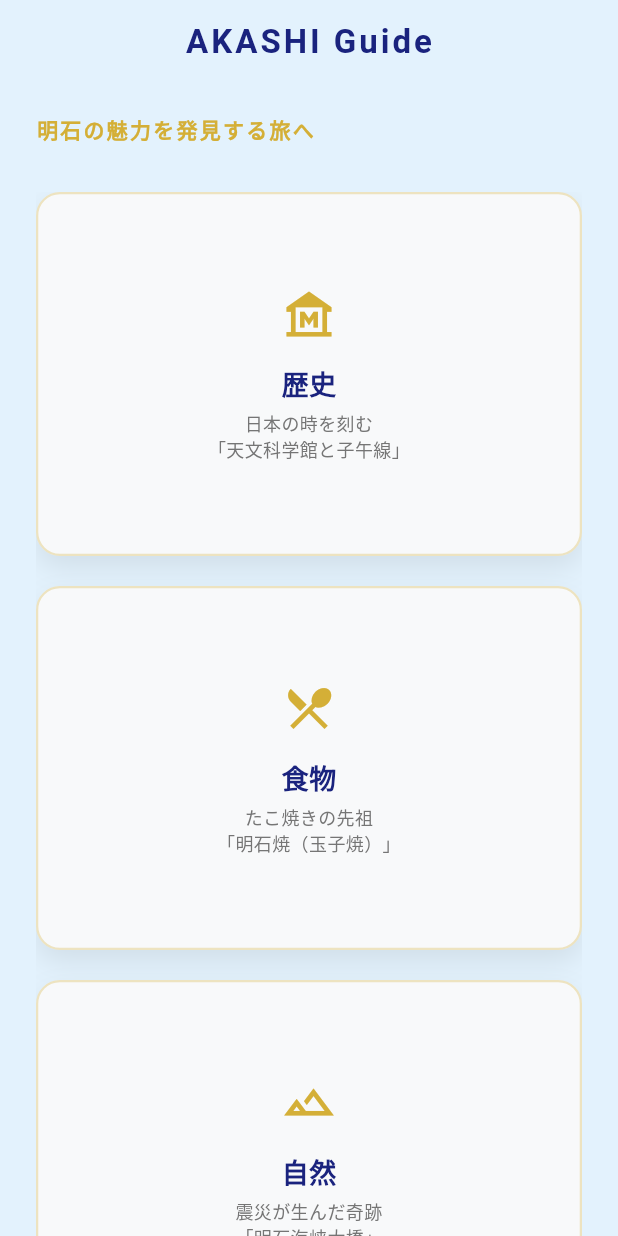
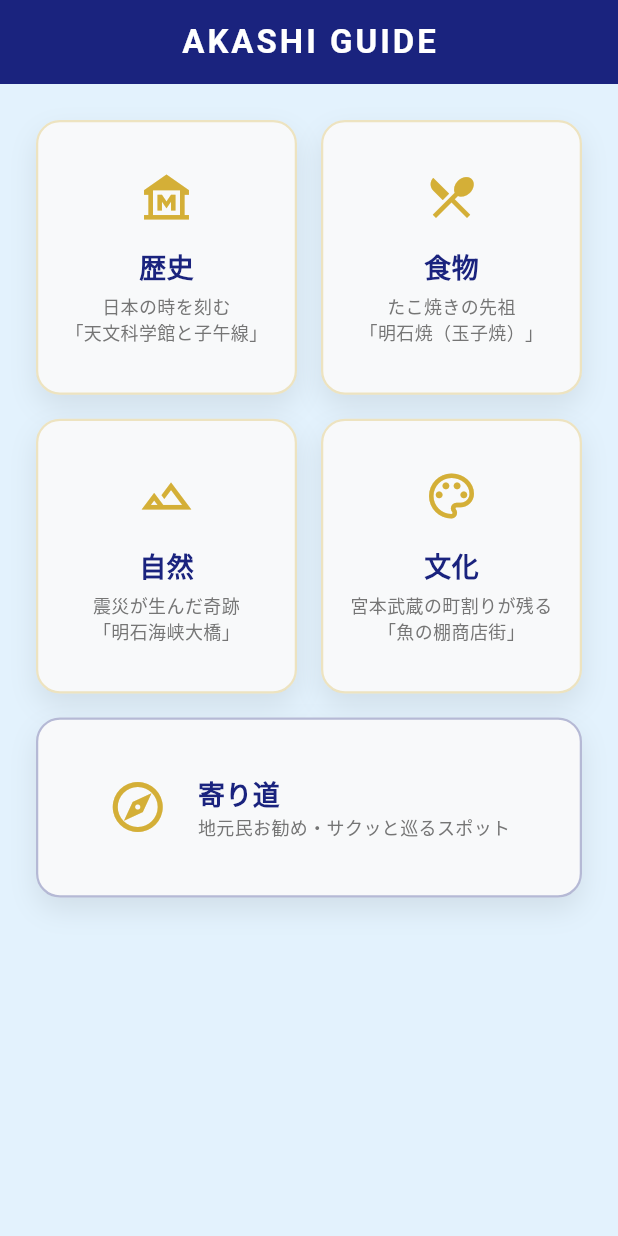
Before and after one commit to mokki2975/akashi-guide, a Flutter app: the screen it shows after launch, on a phone screen of 412 x 824 dp. Run offline on Flutter 3.47's test engine with Material 3 defaults, Android fonts, the phone set to English and light mode, and no system bars; our stand-ins replace google_fonts.

Commit message:
Add side trip

```diff
--- a/lib/main.dart
+++ b/lib/main.dart
@@ -1,6 +1,7 @@
 import 'package:flutter/material.dart';
+import 'package:google_fonts/google_fonts.dart';
 import 'detail_screen.dart';
-import 'package:google_fonts/google_fonts.dart';
+import 'side_trip_screen.dart';
 
 /// アプリ全体で共通して使用する色
 class AppColors {
@@ -11,99 +12,7 @@ class AppColors {
   static const Color surfaceWhite = Color(0xFFF8F9FA);
 }
 
-void main() {
-  runApp(const MyApp());
-}
-
-class MyApp extends StatelessWidget {
-  const MyApp({super.key});
-
-  @override
-  Widget build(BuildContext context) {
-    return MaterialApp(
-      title: 'AKASHI Guide',
-      debugShowCheckedModeBanner: false,
-      theme: ThemeData(
-        useMaterial3: true,
-        scaffoldBackgroundColor: AppColors.backgroundBlue,
-        colorScheme: ColorScheme.fromSeed(
-          seedColor: AppColors.primaryNavy,
-          primary: AppColors.accentGold,
-        ),
-        // アプリ全体のデフォルトフォントを Noto Sans JP に設定
-        textTheme: GoogleFonts.notoSansJpTextTheme(
-          Theme.of(context).textTheme,
-        ),
-      ),
-      home: const MainScreen(),
-    );
-  }
-}
-
-class MainScreen extends StatelessWidget {
-  const MainScreen({super.key});
-
-  @override
-  Widget build(BuildContext context) {
-    final double screenWidth = MediaQuery.of(context).size.width;
-
-    return Scaffold(
-      appBar: AppBar(
-        backgroundColor: AppColors.backgroundBlue,
-        elevation: 0,
-        centerTitle: true,
-        title: Text(
-          'AKASHI Guide',
-          style: GoogleFonts.notoSerifJp(
-            fontWeight: FontWeight.bold,
-            color: AppColors.primaryNavy,
-            letterSpacing: 2.0,
-          ),
-        ),
-      ),
-      body: Center(
-        child: ConstrainedBox(
-          constraints: const BoxConstraints(maxWidth: 800), // Web閲覧用に幅を制限
-          child: Padding(
-            padding: const EdgeInsets.symmetric(horizontal: 24.0),
-            child: Column(
-              crossAxisAlignment: CrossAxisAlignment.start,
-              children: [
-                const SizedBox(height: 20),
-                Text(
-                  "明石の魅力を発見する旅へ",
-                  style: GoogleFonts.notoSansJp(
-                    fontSize: 14,
-                    fontWeight: FontWeight.bold,
-                    color: AppColors.accentGold,
-                    letterSpacing: 1.5,
-                  ),
-                ),
-                const SizedBox(height: 32),
-                Expanded(
-                  child: GridView.builder(
-                    gridDelegate: SliverGridDelegateWithFixedCrossAxisCount(
-                      crossAxisCount: screenWidth > 600 ? 2 : 1,
-                      mainAxisSpacing: 20,
-                      crossAxisSpacing: 20,
-                      childAspectRatio: 1.5,
-                    ),
-                    itemCount: guideItems.length,
-                    itemBuilder: (context, index) {
-                      return MenuTile(item: guideItems[index]);
-                    },
-                  ),
-                ),
-              ],
-            ),
-          ),
-        ),
-      ),
-    );
-  }
-}
-
-/// ガイド項目のデータモデル
+/// データモデル
 class GuideItem {
   final String title;
   final String subtitle;
@@ -126,9 +35,9 @@ class GuideItem {
   });
 }
 
-/// サンプルデータ
+// 王道データ
 final List<GuideItem> guideItems = [
-  GuideItem(
+  const GuideItem(
     title: '歴史',
     subtitle: '日本の時を刻む\n「天文科学館と子午線」',
     icon: Icons.museum_outlined,
@@ -136,7 +45,7 @@ final List<GuideItem> guideItems = [
     description: '明石市は「日本標準時子午線（東経135度）」が通る「時のまち」として知られています。この基準は1884年、アメリカのワシントンDCで開催された国際会議で定められました。イギリスのグリニッジ天文台を基準（本初子午線）とし、ちょうど15度ごとに1時間の時差が生じる計算から、日本はこの135度線を採用しました。\n\nその象徴が「明石市立天文科学館」です。ここにそびえ立つ大時計は、日本標準時を刻む非常に重要な役割を担っています。特筆すべきは、この時計の歴史です。初代は戦火で失われ、2代目は1995年の阪神・淡路大震災で止まってしまいました。現在の3代目は、震災を乗り越え、明石の復興とともに歩み続けているシンボルでもあります。\n\n明石を訪れる際、「日本の時間はここから始まっている」という事実は、これからの人生を豊かにする知的なエピソードの1つにきっとなるはずです。一秒の重みを感じる、明石ならではの歴史をぜひ体感してください。',
     locationQuery: 'J2X2+QH 明石市、兵庫県',
   ),
-  GuideItem(
+  const GuideItem(
     title: '食物',
     subtitle: 'たこ焼きの先祖\n「明石焼（玉子焼）」',
     icon: Icons.restaurant_menu_outlined,
@@ -145,7 +54,7 @@ final List<GuideItem> guideItems = [
     locationQuery: 'JXWV+69 明石市、兵庫県',
     showRecommendation: true,
   ),
-  GuideItem(
+  const GuideItem(
     title: '自然',
     subtitle: '震災が生んだ奇跡\n「明石海峡大橋」',
     icon: Icons.landscape_outlined,
@@ -154,19 +63,123 @@ final List<GuideItem> guideItems = [
     locationQuery: 'J2FG+5P 神戸市、兵庫県',
     showSimulation: true,
   ),
-  GuideItem(
+  const GuideItem(
     title: '文化',
     subtitle: '宮本武蔵の町割りが残る\n「魚の棚商店街」',
     icon: Icons.palette_outlined,
     imagePath: 'assets/images/culture.jpg',
-    description: '明石駅のすぐそば、約400年の歴史を誇る「魚の棚（うおんたな）商店街」。この活気ある商店街の土台を作ったのは、あの伝説の剣豪・宮本武蔵だという伝説が残っています。当時、武蔵が明石の町割（都市計画）を行った際に、この商店街もその設計の一部に組み込まれていたとされています。\n\nここの最大の特徴は、全国的にも珍しい「昼網（ひるあみ）」の文化です。通常の市場は早朝にセリが行われますが、漁場が目と鼻の先にある明石では、正午過ぎにもセリが行われます。そのため、夕方には「さっきまで海で泳いでいた魚」が店頭に並ぶことで、夕飯には非常に新鮮な魚をいただくことができます。\n\nアーケードの下を歩けば、威勢の良い掛け声とともに、明石鯛や明石ダコといった高級ブランド魚が所狭しと並ぶ光景に出会えます。港町特有の活気あるエネルギーを感じたいなら、ここは外せません。古い歴史と最新の鮮度が共存する、まさに「明石の台所」とも言える場所です。',
+    description: '明石駅のすぐそば、約400年の歴史を誇る「魚の棚（うおんたな）商店街」。この活気ある商店街の土台を作ったのは、あの伝説の剣豪・宮本武蔵だという伝説が残っています。当時、武蔵が明石の町割（都市計画）を行った際に、この商店街もその設計の一部に組み込まれていたとされています。\n\nここ最大の特徴は、全国的にも珍しい「昼網（ひるあみ）」の文化です。通常の市場は早朝にセリが行われますが、漁場が目と鼻の先にある明石では、正午過ぎにもセリが行われます。そのため、夕方には「さっきまで海で泳いた魚」が店頭に並ぶことで、夕飯には非常に新鮮な魚をいただくことができます。\n\nアーケードの下を歩けば、威勢の良い掛け声とともに、明石鯛や明石ダコといった高級ブランド魚が所狭しと並ぶ光景に出会えます。港町特有の活気あるエネルギーを感じたいなら、ここは外せません。古い歴史と最新の鮮度が共存する、まさに「明石の台所」とも言える場所です。',
     locationQuery: 'JXWR+RW 明石市、兵庫県',
   ),
 ];
 
+void main() {
+  runApp(const MyApp());
+}
+
+class MyApp extends StatelessWidget {
+  const MyApp({super.key});
+
+  @override
+  Widget build(BuildContext context) {
+    return MaterialApp(
+      title: 'AKASHI Guide',
+      debugShowCheckedModeBanner: false,
+      theme: ThemeData(
+        useMaterial3: true,
+        scaffoldBackgroundColor: AppColors.backgroundBlue,
+        colorScheme: ColorScheme.fromSeed(
+          seedColor: AppColors.primaryNavy,
+          primary: AppColors.accentGold,
+        ),
+        textTheme: GoogleFonts.notoSansJpTextTheme(
+          Theme.of(context).textTheme,
+        ),
+      ),
+      home: const MainScreen(),
+    );
+  }
+}
+
+class MainScreen extends StatelessWidget {
+  const MainScreen({super.key});
+
+  @override
+  Widget build(BuildContext context) {
+    final double screenWidth = MediaQuery.of(context).size.width;
+    final bool isWideScreen = screenWidth > 800;
+
+    return Scaffold(
+      appBar: AppBar(
+        backgroundColor: AppColors.primaryNavy,
+        title: Text(
+          'AKASHI GUIDE',
+          style: GoogleFonts.notoSerifJp(
+            color: Colors.white,
+            fontWeight: FontWeight.bold,
+            letterSpacing: 2,
+          ),
+        ),
+        centerTitle: true,
+      ),
+      body:Center(
+          child: ConstrainedBox(
+            constraints: BoxConstraints(maxWidth: isWideScreen ? 1200 : 500),
+            child: Padding(
+              padding: const EdgeInsets.all(24.0),
+              child: isWideScreen ? _buildWideLayout() : _buildMobileLayout(),
+            ),
+          ),
+        ),
+    );
+  }
+
+  Widget _buildWideLayout() {
+    return Row(
+      children: [
+        Expanded(child: MenuTile(item: guideItems[0])),
+        const SizedBox(width: 16),
+        Expanded(child: MenuTile(item: guideItems[1])),
+        const SizedBox(width: 16),
+        Expanded(child: MenuTile(item: guideItems[2])),
+        const SizedBox(width: 16),
+        Expanded(child: MenuTile(item: guideItems[3])),
+        const SizedBox(width: 16),
+        const Expanded(child: SideTripMenuTile()),
+      ],
+    );
+  }
+
+  Widget _buildMobileLayout() {
+    return Column(
+      children: [
+        GridView.count(
+          shrinkWrap: true,
+          physics: const NeverScrollableScrollPhysics(),
+          crossAxisCount: 2,
+          crossAxisSpacing: 16,
+          mainAxisSpacing: 16,
+          childAspectRatio: 0.95,
+          children: [
+            MenuTile(item: guideItems[0]),
+            MenuTile(item: guideItems[1]),
+            MenuTile(item: guideItems[2]),
+            MenuTile(item: guideItems[3]),
+          ],
+        ),
+        const SizedBox(height: 16),
+        const SizedBox(
+          width: double.infinity,
+          height: 120,
+          child: SideTripMenuTile(),
+        ),
+      ],
+    );
+  }
+}
+
 class MenuTile extends StatelessWidget {
   final GuideItem item;
-
   const MenuTile({super.key, required this.item});
 
   @override
@@ -234,3 +247,109 @@ class MenuTile extends StatelessWidget {
     );
   }
 }
+
+class SideTripMenuTile extends StatelessWidget {
+  const SideTripMenuTile({super.key});
+
+  @override
+  Widget build(BuildContext context) {
+    final bool isWideScreen =
+        MediaQuery.of(context).size.width > 800;
+
+    return Container(
+      decoration: BoxDecoration(
+        color: AppColors.surfaceWhite,
+        borderRadius: BorderRadius.circular(16),
+        border: Border.all(
+          color: AppColors.primaryNavy.withValues(alpha: 0.3),
+          width: 1.5,
+        ),
+        boxShadow: [
+          BoxShadow(
+            color: Colors.black.withValues(alpha: 0.08),
+            blurRadius: 15,
+            offset: const Offset(0, 8),
+          ),
+        ],
+      ),
+      child: Material(
+        color: Colors.transparent,
+        child: InkWell(
+          onTap: () {
+            Navigator.push(
+              context,
+              MaterialPageRoute(
+                builder: (_) => const SideTripScreen(),
+              ),
+            );
+          },
+          borderRadius: BorderRadius.circular(16),
+          child: Padding(
+            padding: const EdgeInsets.all(16),
+            child: isWideScreen
+                ? Column(
+                    mainAxisAlignment: MainAxisAlignment.center,
+                    children: [
+                      const Icon(
+                        Icons.explore_outlined,
+                        color: AppColors.accentGold,
+                        size: 36,
+                      ),
+                      const SizedBox(height: 16),
+                      Text(
+                        '寄り道',
+                        style: GoogleFonts.notoSerifJp(
+                          fontWeight: FontWeight.bold,
+                          fontSize: 18,
+                          color: AppColors.primaryNavy,
+                        ),
+                      ),
+                      const SizedBox(height: 4),
+                      Text(
+                        '地元民お勧め\nサクッと巡るスポット',
+                        textAlign: TextAlign.center,
+                        style: GoogleFonts.notoSansJp(
+                          fontSize: 12,
+                          color: Colors.grey[600],
+                        ),
+                      ),
+                    ],
+                  )
+                : Row(
+                    mainAxisAlignment: MainAxisAlignment.center,
+                    children: [
+                      const Icon(
+                        Icons.explore_outlined,
+                        color: AppColors.accentGold,
+                        size: 40,
+                      ),
+                      const SizedBox(width: 20),
+                      Column(
+                        mainAxisAlignment: MainAxisAlignment.center,
+                        crossAxisAlignment: CrossAxisAlignment.start,
+                        children: [
+                          Text(
+                            '寄り道',
+                            style: GoogleFonts.notoSerifJp(
+                              fontWeight: FontWeight.bold,
+                              fontSize: 18,
+                              color: AppColors.primaryNavy,
+                            ),
+                          ),
+                          Text(
+                            '地元民お勧め・サクッと巡るスポット',
+                            style: GoogleFonts.notoSansJp(
+                              fontSize: 12,
+                              color: Colors.grey[600],
+                            ),
+                          ),
+                        ],
+                      ),
+                    ],
+                  ),
+          ),
+        ),
+      ),
+    );
+  }
+}
```
Also changed, not shown: lib/detail_screen.dart (+4 -21 lines), lib/side_trip_screen.dart (added, +184 -0 lines).
